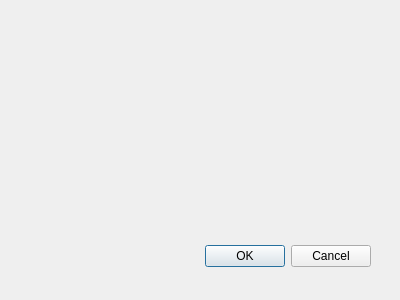
pjMitchell490/qgis_lsdtt_network_tool, file qgis_lsdtt_network_tool_dialog_base.ui: the form before one commit.
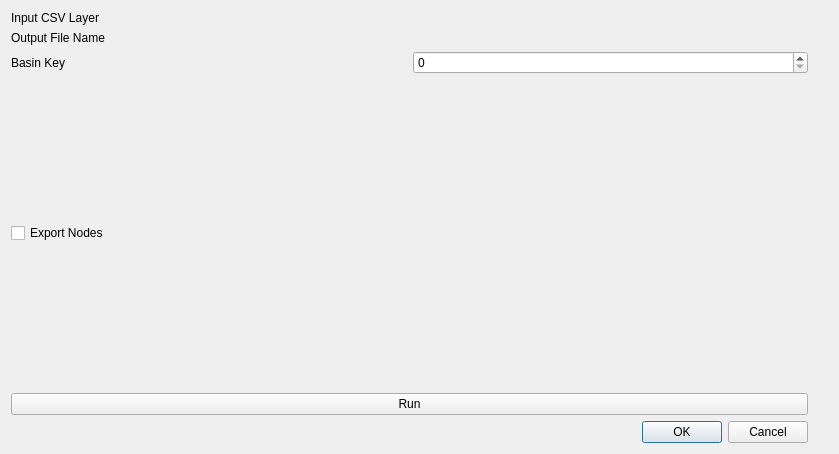
The form after the commit. Custom widgets are drawn as their Qt base class.

Commit message: crude gui and basic input functionality

The edit to the form file:
```diff
--- a/qgis_lsdtt_network_tool_dialog_base.ui
+++ b/qgis_lsdtt_network_tool_dialog_base.ui
@@ -1,34 +1,106 @@
 <ui version="4.0" >
  <class>LSDTTNetworkToolDialogBase</class>
- <widget class="QDialog" name="LSDTTNetworkToolDialogBase" >
-  <property name="geometry" >
+ <widget class="QDialog" name="LSDTTNetworkToolDialogBase">
+  <property name="geometry">
    <rect>
     <x>0</x>
     <y>0</y>
-    <width>400</width>
-    <height>300</height>
+    <width>839</width>
+    <height>454</height>
    </rect>
   </property>
   <property name="windowTitle" >
    <string>LSDTT Network Tool</string>
   </property>
-  <widget class="QDialogButtonBox" name="button_box" >
-   <property name="geometry" >
-    <rect>
-     <x>30</x>
-     <y>240</y>
-     <width>341</width>
-     <height>32</height>
-    </rect>
-   </property>
-   <property name="orientation" >
-    <enum>Qt::Horizontal</enum>
-   </property>
-   <property name="standardButtons" >
-    <set>QDialogButtonBox::Cancel|QDialogButtonBox::Ok</set>
-   </property>
-  </widget>
+  <layout class="QGridLayout" name="gridLayout">
+   <item row="3" column="0">
+    <widget class="QCheckBox" name="cbExportNodes">
+     <property name="text">
+      <string>Export Nodes</string>
+     </property>
+    </widget>
+   </item>
+   <item row="4" column="0">
+    <widget class="QPushButton" name="pbRun">
+     <property name="text">
+      <string>Run</string>
+     </property>
+    </widget>
+   </item>
+   <item row="1" column="0">
+    <layout class="QHBoxLayout" name="horizontalLayout">
+     <item>
+      <widget class="QLabel" name="label">
+       <property name="text">
+        <string>Output File Name</string>
+       </property>
+      </widget>
+     </item>
+     <item>
+      <widget class="QgsFileWidget" name="fwOutputFileName"/>
+     </item>
+    </layout>
+   </item>
+   <item row="0" column="0">
+    <layout class="QHBoxLayout" name="horizontalLayout_2">
+     <item>
+      <widget class="QLabel" name="label_2">
+       <property name="text">
+        <string>Input CSV Layer</string>
+       </property>
+      </widget>
+     </item>
+     <item>
+      <widget class="QgsFileWidget" name="fwInputFileName"/>
+     </item>
+    </layout>
+   </item>
+   <item row="2" column="0">
+    <layout class="QHBoxLayout" name="horizontalLayout_3">
+     <item>
+      <widget class="QLabel" name="label_3">
+       <property name="text">
+        <string>Basin Key</string>
+       </property>
+      </widget>
+     </item>
+     <item>
+      <widget class="QSpinBox" name="sbBasinKey"/>
+     </item>
+    </layout>
+   </item>
+   <item row="3" column="1">
+    <spacer name="verticalSpacer">
+     <property name="orientation">
+      <enum>Qt::Vertical</enum>
+     </property>
+     <property name="sizeHint" stdset="0">
+      <size>
+       <width>20</width>
+       <height>260</height>
+      </size>
+     </property>
+    </spacer>
+   </item>
+   <item row="5" column="0">
+    <widget class="QDialogButtonBox" name="button_box">
+     <property name="orientation">
+      <enum>Qt::Horizontal</enum>
+     </property>
+     <property name="standardButtons">
+      <set>QDialogButtonBox::Cancel|QDialogButtonBox::Ok</set>
+     </property>
+    </widget>
+   </item>
+  </layout>
  </widget>
+ <customwidgets>
+  <customwidget>
+   <class>QgsFileWidget</class>
+   <extends>QWidget</extends>
+   <header>qgsfilewidget.h</header>
+  </customwidget>
+ </customwidgets>
  <resources/>
  <connections>
   <connection>
```
Left out of the diff: 29 changed lines with no effect on the pictures. The commit also changes 7 other files.
